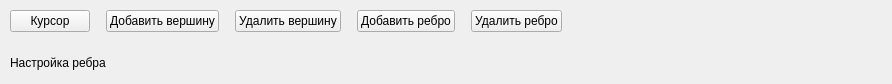
Above: editor.ui from FlamasterRu/hypergraph_gui before the change. Below: the same form after it.
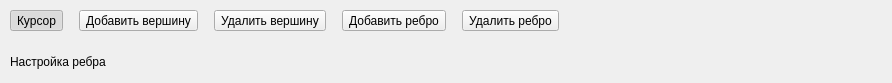
That is the form after the change.

```diff
--- a/editor.ui
+++ b/editor.ui
@@ -33,10 +33,16 @@
     <widget class="QWidget" name="widget" native="true">
      <layout class="QHBoxLayout" name="horizontalLayout_3">
       <item>
-       <widget class="QPushButton" name="pushButtonCursor">
+       <widget class="QToolButton" name="toolButtonCursor">
         <property name="text">
          <string>Курсор</string>
         </property>
+        <property name="checkable">
+         <bool>true</bool>
+        </property>
+        <property name="checked">
+         <bool>true</bool>
+        </property>
        </widget>
       </item>
       <item>
@@ -56,10 +62,13 @@
        </spacer>
       </item>
       <item>
-       <widget class="QPushButton" name="pushButtonAddVertex">
+       <widget class="QToolButton" name="toolButtonAddVertex">
         <property name="text">
          <string>Добавить вершину</string>
         </property>
+        <property name="checkable">
+         <bool>true</bool>
+        </property>
        </widget>
       </item>
       <item>
@@ -79,10 +88,13 @@
        </spacer>
       </item>
       <item>
-       <widget class="QPushButton" name="pushButtonDeleteVertex">
+       <widget class="QToolButton" name="toolButtonDeleteVertex">
         <property name="text">
          <string>Удалить вершину</string>
         </property>
+        <property name="checkable">
+         <bool>true</bool>
+        </property>
        </widget>
       </item>
       <item>
@@ -102,10 +114,13 @@
        </spacer>
       </item>
       <item>
-       <widget class="QPushButton" name="pushButtonAddEdge">
+       <widget class="QToolButton" name="toolButtonAddEdge">
         <property name="text">
          <string>Добавить ребро</string>
         </property>
+        <property name="checkable">
+         <bool>true</bool>
+        </property>
        </widget>
       </item>
       <item>
@@ -125,10 +140,13 @@
        </spacer>
       </item>
       <item>
-       <widget class="QPushButton" name="pushButtonDeleteEdge">
+       <widget class="QToolButton" name="toolButtonDeleteEdge">
         <property name="text">
          <string>Удалить ребро</string>
         </property>
+        <property name="checkable">
+         <bool>true</bool>
+        </property>
        </widget>
       </item>
       <item>
```
Left out of the diff: 4 changed lines with no effect on the pictures.
